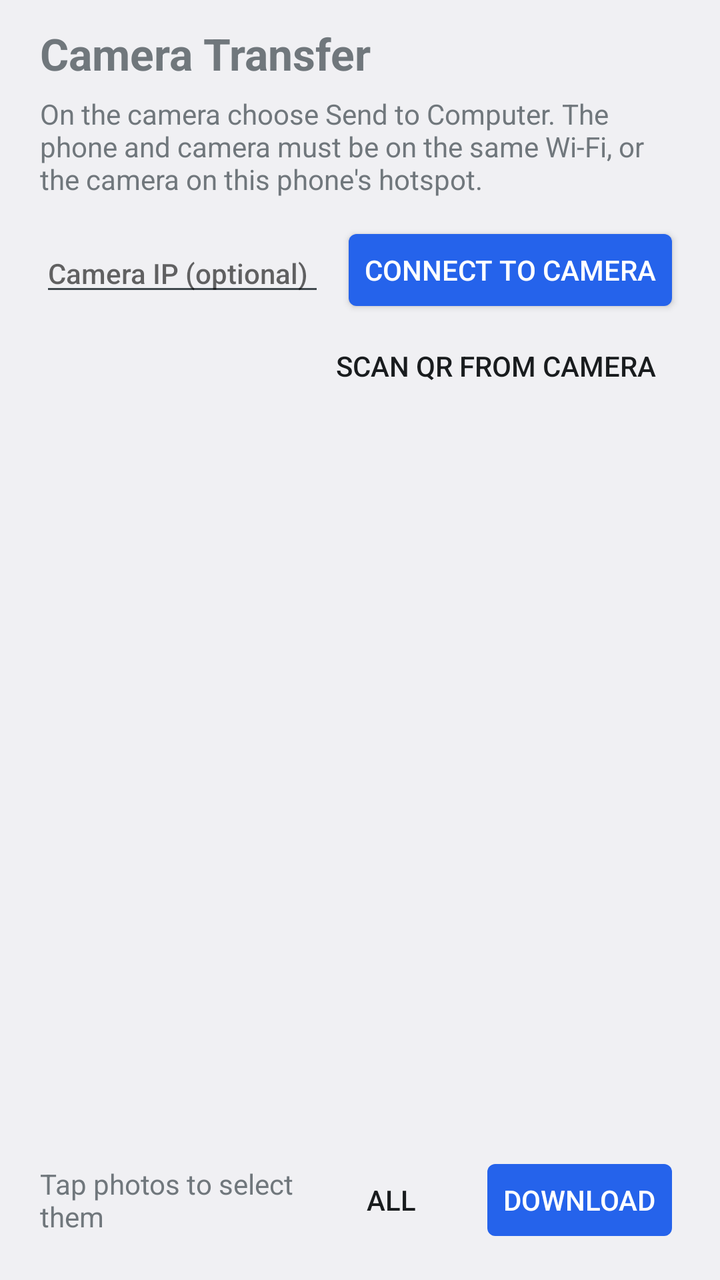
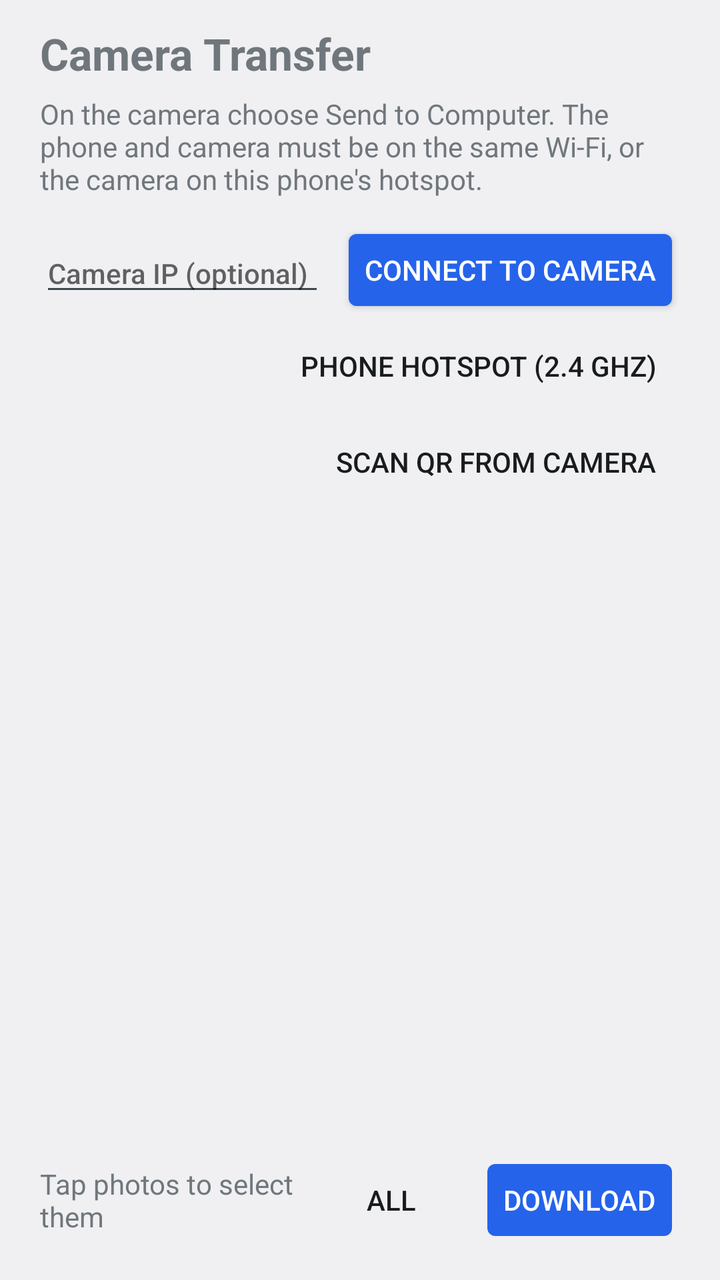

Two renders of the same Android screen: before a commit and after it. Below are the layout's source before the change and the commit's diff.
<!-- AndroidManifest.xml: application theme android:Theme.DeviceDefault.DayNight -->
<!-- res/layout/activity_main.xml -->
<?xml version="1.0" encoding="utf-8"?>
<FrameLayout xmlns:android="http://schemas.android.com/apk/res/android"
    android:layout_width="match_parent"
    android:layout_height="match_parent"
    android:fitsSystemWindows="true">

<LinearLayout
    android:layout_width="match_parent"
    android:layout_height="match_parent"
    android:orientation="vertical"
    android:paddingStart="20dp"
    android:paddingTop="12dp"
    android:paddingEnd="20dp"
    android:paddingBottom="16dp">

    <TextView
        android:layout_width="wrap_content"
        android:layout_height="wrap_content"
        android:text="@string/app_name"
        android:textSize="22sp"
        android:textStyle="bold" />

    <TextView
        android:id="@+id/status"
        android:layout_width="match_parent"
        android:layout_height="wrap_content"
        android:layout_marginTop="6dp"
        android:text="@string/hint_idle"
        android:textSize="14sp" />

    <LinearLayout
        android:layout_width="match_parent"
        android:layout_height="wrap_content"
        android:layout_marginTop="12dp"
        android:gravity="center_vertical"
        android:orientation="horizontal">

        <EditText
            android:id="@+id/camera_ip"
            android:layout_width="0dp"
            android:layout_height="wrap_content"
            android:layout_weight="1"
            android:hint="@string/camera_ip_hint"
            android:importantForAutofill="no"
            android:inputType="textUri"
            android:maxLines="1"
            android:textSize="14sp" />

        <Button
            android:id="@+id/connect"
            android:layout_width="wrap_content"
            android:layout_height="wrap_content"
            android:layout_marginStart="8dp"
            android:backgroundTint="#2563EB"
            android:text="@string/connect"
            android:textColor="#FFFFFF" />
    </LinearLayout>

    <LinearLayout
        android:layout_width="match_parent"
        android:layout_height="wrap_content"
        android:gravity="end"
        android:orientation="horizontal">

        <Button
            android:id="@+id/scan_qr"
            style="@android:style/Widget.DeviceDefault.Button.Borderless"
            android:layout_width="wrap_content"
            android:layout_height="wrap_content"
            android:text="@string/scan_qr" />

        <Button
            android:id="@+id/connect_direct"
            style="@android:style/Widget.DeviceDefault.Button.Borderless"
            android:layout_width="wrap_content"
            android:layout_height="wrap_content"
            android:text="@string/connect_direct"
            android:visibility="gone" />
    </LinearLayout>

    <ProgressBar
        android:id="@+id/progress"
        style="@android:style/Widget.DeviceDefault.ProgressBar.Horizontal"
        android:layout_width="match_parent"
        android:layout_height="wrap_content"
        android:layout_marginTop="8dp"
        android:max="100"
        android:visibility="gone" />

    <GridView
        android:id="@+id/grid"
        android:layout_width="match_parent"
        android:layout_height="0dp"
        android:layout_marginTop="10dp"
        android:layout_weight="1"
        android:columnWidth="104dp"
        android:horizontalSpacing="6dp"
        android:numColumns="auto_fit"
        android:stretchMode="columnWidth"
        android:verticalSpacing="6dp" />

    <LinearLayout
        android:layout_width="match_parent"
        android:layout_height="wrap_content"
        android:layout_marginTop="8dp"
        android:gravity="center_vertical"
        android:orientation="horizontal">

        <TextView
            android:id="@+id/selection"
            android:layout_width="0dp"
            android:layout_height="wrap_content"
            android:layout_weight="1"
            android:text="@string/nothing_selected"
            android:textSize="14sp" />

        <Button
            android:id="@+id/select_all"
            style="@android:style/Widget.DeviceDefault.Button.Borderless"
            android:layout_width="wrap_content"
            android:layout_height="wrap_content"
            android:text="@string/select_all" />

        <Button
            android:id="@+id/download"
            android:layout_width="wrap_content"
            android:layout_height="wrap_content"
            android:backgroundTint="#2563EB"
            android:enabled="false"
            android:text="@string/download"
            android:textColor="#FFFFFF" />
    </LinearLayout>
</LinearLayout>
</FrameLayout>
<!-- resources referenced by this layout -->
<resources>
  <string name="app_name">Camera Transfer</string>
  <string name="camera_ip_hint">Camera IP (optional)</string>
  <string name="connect">Connect to camera</string>
  <string name="connect_direct">Via the camera\'s Wi-Fi</string>
  <string name="download">Download</string>
  <string name="hint_idle">On the camera choose Send to Computer. The phone and camera must be on the same Wi-Fi, or the camera on this phone\'s hotspot.</string>
  <string name="nothing_selected">Tap photos to select them</string>
  <string name="scan_qr">Scan QR from camera</string>
  <string name="select_all">All</string>
</resources>

<!-- the commit's change to res/layout/activity_main.xml (unified diff, before → after) -->
@@ -60,7 +60,14 @@
         android:layout_width="match_parent"
         android:layout_height="wrap_content"
         android:gravity="end"
-        android:orientation="horizontal">
+        android:orientation="vertical">
+
+        <Button
+            android:id="@+id/hotspot"
+            style="@android:style/Widget.DeviceDefault.Button.Borderless"
+            android:layout_width="wrap_content"
+            android:layout_height="wrap_content"
+            android:text="@string/hotspot" />
 
         <Button
             android:id="@+id/scan_qr"
<!-- resource entries referenced after the edit -->
@@ -6,6 +6,7 @@
   <string name="connect_direct">Via the camera\'s Wi-Fi</string>
   <string name="download">Download</string>
   <string name="hint_idle">On the camera choose Send to Computer. The phone and camera must be on the same Wi-Fi, or the camera on this phone\'s hotspot.</string>
+  <string name="hotspot">Phone hotspot (2.4 GHz)</string>
   <string name="nothing_selected">Tap photos to select them</string>
   <string name="scan_qr">Scan QR from camera</string>
   <string name="select_all">All</string>
